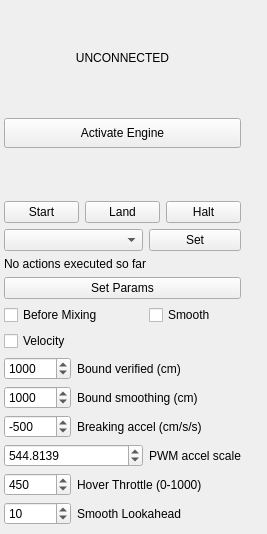
First picture: the form in src/ui/UASControl.ui, repository dricketts/apm_planner, before the edit.
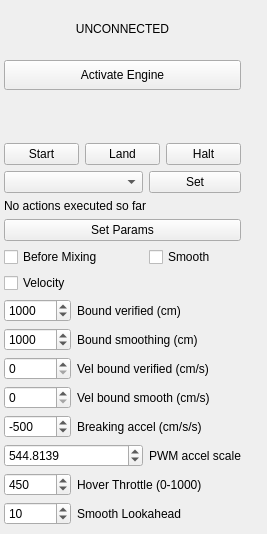
Second picture: the form after the edit. Icons and pictures are not drawn.

Diff of the .ui file:
```diff
--- a/src/ui/UASControl.ui
+++ b/src/ui/UASControl.ui
@@ -34,7 +34,7 @@
   <property name="toolTip">
    <string>Control widget to send basic control actions to the micro air vehicle</string>
   </property>
-  <layout class="QGridLayout" name="gridLayout" rowstretch="5,0,0,0,0,0,0,0,0,0,0,0,0,0,0,0,0" columnstretch="5,0,0,0,0">
+  <layout class="QGridLayout" name="gridLayout" rowstretch="5,0,0,0,0,0,0,0,0,0,0,0,0,0,0,0,0,0,0" columnstretch="5,0,0,0,0">
    <property name="leftMargin">
     <number>4</number>
    </property>
@@ -54,7 +54,7 @@
      </property>
     </widget>
    </item>
-   <item row="12" column="2" colspan="2">
+   <item row="14" column="2" colspan="2">
     <widget class="QLabel" name="label_3">
      <property name="text">
       <string>Breaking accel (cm/s/s)</string>
@@ -74,7 +74,7 @@
      </property>
     </widget>
    </item>
-   <item row="13" column="1" colspan="2">
+   <item row="15" column="1" colspan="2">
     <widget class="QDoubleSpinBox" name="pwm_scaleIn">
      <property name="decimals">
       <number>4</number>
@@ -87,7 +87,7 @@
      </property>
     </widget>
    </item>
-   <item row="14" column="2" colspan="2">
+   <item row="16" column="2" colspan="2">
     <widget class="QLabel" name="label_5">
      <property name="text">
       <string>Hover Throttle (0-1000)</string>
@@ -101,7 +101,7 @@
      </property>
     </widget>
    </item>
-   <item row="15" column="1">
+   <item row="17" column="1">
     <widget class="QSpinBox" name="smooth_lookaheadIn">
      <property name="maximum">
       <number>50</number>
@@ -210,6 +210,20 @@
      </property>
     </spacer>
    </item>
+   <item row="9" column="1">
+    <widget class="QCheckBox" name="velocityCheck">
+     <property name="text">
+      <string>Velocity</string>
+     </property>
+    </widget>
+   </item>
+   <item row="12" column="1">
+    <widget class="QSpinBox" name="vel_bound_ver">
+     <property name="maximum">
+      <number>100000</number>
+     </property>
+    </widget>
+   </item>
    <item row="4" column="1" colspan="3">
     <layout class="QHBoxLayout" name="horizontalLayout">
      <property name="spacing">
@@ -286,7 +300,7 @@
      </item>
     </layout>
    </item>
-   <item row="13" column="3">
+   <item row="15" column="3">
     <widget class="QLabel" name="label_4">
      <property name="text">
       <string>PWM accel scale</string>
@@ -306,7 +320,7 @@
      </property>
     </spacer>
    </item>
-   <item row="16" column="1" colspan="3">
+   <item row="18" column="1" colspan="3">
     <spacer name="verticalSpacer_2">
      <property name="orientation">
       <enum>Qt::Vertical</enum>
@@ -338,7 +352,7 @@
      </property>
     </widget>
    </item>
-   <item row="14" column="1">
+   <item row="16" column="1">
     <widget class="QSpinBox" name="hover_throttleIn">
      <property name="maximum">
       <number>1000</number>
@@ -372,7 +386,7 @@
      </property>
     </widget>
    </item>
-   <item row="12" column="1">
+   <item row="14" column="1">
     <widget class="QSpinBox" name="aminIn">
      <property name="minimum">
       <number>-980</number>
@@ -417,17 +431,31 @@
      </property>
     </spacer>
    </item>
-   <item row="15" column="2" colspan="2">
+   <item row="17" column="2" colspan="2">
     <widget class="QLabel" name="label_11">
      <property name="text">
       <string>Smooth Lookahead</string>
      </property>
     </widget>
    </item>
-   <item row="9" column="1">
-    <widget class="QCheckBox" name="velocityCheck">
+   <item row="13" column="1">
+    <widget class="QSpinBox" name="vel_bound_unver">
+     <property name="maximum">
+      <number>100000</number>
+     </property>
+    </widget>
+   </item>
+   <item row="12" column="2" colspan="2">
+    <widget class="QLabel" name="label_6">
      <property name="text">
-      <string>Velocity</string>
+      <string>Vel bound verified (cm/s)</string>
+     </property>
+    </widget>
+   </item>
+   <item row="13" column="2" colspan="2">
+    <widget class="QLabel" name="label_7">
+     <property name="text">
+      <string>Vel bound smooth (cm/s)</string>
      </property>
     </widget>
    </item>
```
